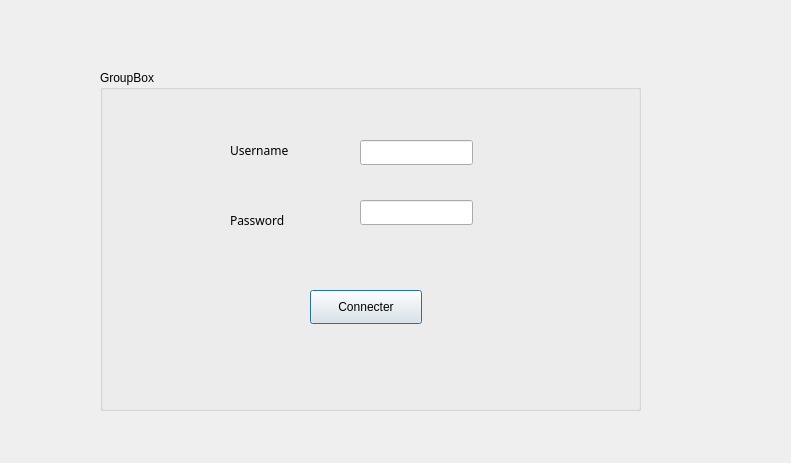
Above: dialog.ui from raedbrahem/MyCoSpace before the change. Below: the same form after it.
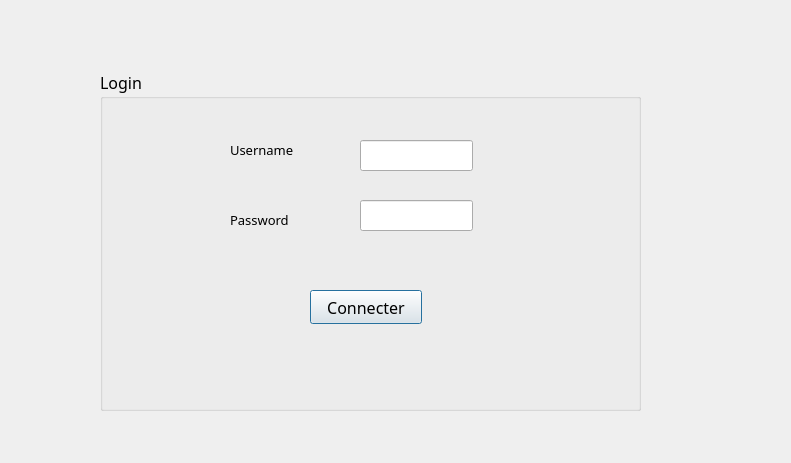
That is the form after the change.

Diff of the .ui file:
```diff
--- a/dialog.ui
+++ b/dialog.ui
@@ -22,8 +22,14 @@
      <height>341</height>
     </rect>
    </property>
+   <property name="font">
+    <font>
+     <family>Tw Cen MT Condensed Extra Bold</family>
+     <pointsize>12</pointsize>
+    </font>
+   </property>
    <property name="title">
-    <string>GroupBox</string>
+    <string>Login</string>
    </property>
    <widget class="QLineEdit" name="le_un">
     <property name="geometry">
@@ -31,7 +37,7 @@
       <x>260</x>
       <y>70</y>
       <width>113</width>
-      <height>25</height>
+      <height>31</height>
      </rect>
     </property>
    </widget>
@@ -47,6 +53,7 @@
     <property name="font">
      <font>
       <family>Tw Cen MT Condensed Extra Bold</family>
+      <pointsize>10</pointsize>
      </font>
     </property>
     <property name="text">
@@ -65,6 +72,7 @@
     <property name="font">
      <font>
       <family>Tw Cen MT Condensed Extra Bold</family>
+      <pointsize>10</pointsize>
      </font>
     </property>
     <property name="text">
@@ -90,7 +98,7 @@
       <x>260</x>
       <y>130</y>
       <width>113</width>
-      <height>25</height>
+      <height>31</height>
      </rect>
     </property>
    </widget>
```
